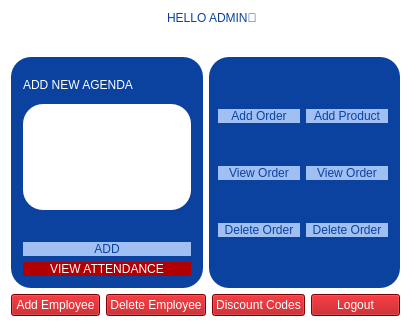
First picture: the form in Bhitti/admindash.ui, repository BigyaDhungana/Bhitti_v2, before the edit.
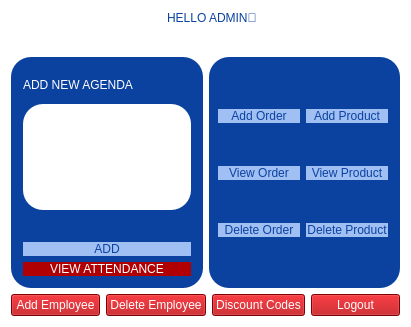
Second picture: the form after the edit. Icons and pictures are not drawn.

Patch:
```diff
--- a/Bhitti/admindash.ui
+++ b/Bhitti/admindash.ui
@@ -212,7 +212,7 @@
 font: 600 19pt &quot;Segoe UI&quot;;</string>
             </property>
             <property name="text">
-             <string>View Order</string>
+             <string>View Product</string>
             </property>
            </widget>
           </item>
@@ -224,7 +224,7 @@
 font: 600 19pt &quot;Segoe UI&quot;;</string>
             </property>
             <property name="text">
-             <string>Delete Order</string>
+             <string>Delete Product</string>
             </property>
            </widget>
           </item>
```
Left out of the diff: 39 changed lines with no effect on the pictures.
